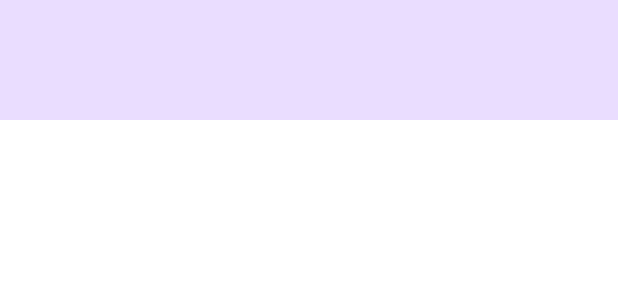
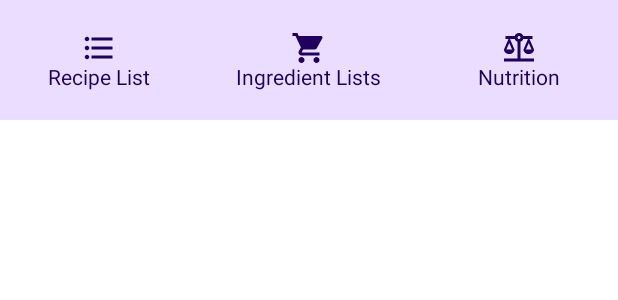
Before and after one commit to CODYJEWELLWEAVER/PocketAlchemy, an Android app built with Jetpack Compose: the @Preview function PaNavBar, on a phone screen of 412 x 824 dp. Shown: the top 300 px of the screen. Run offline under Robolectric (Android 15) with nearby library versions, the phone set to English and light mode, and no system bars.

Commit message:
Finish NavigationBar frame.

```diff
--- a/app/src/main/AndroidManifest.xml
+++ b/app/src/main/AndroidManifest.xml
@@ -11,6 +11,7 @@
         android:label="@string/app_name"
         android:roundIcon="@mipmap/ic_launcher_round"
         android:supportsRtl="true"
+        android:theme="@android:style/Theme.DeviceDefault.NoActionBar"
         tools:targetApi="34">
         <activity
             android:name=".MainActivity"
--- /dev/null
+++ b/app/src/main/java/com/android/pocketalchemy/model/Recipe.kt
@@ -0,0 +1,3 @@
+package com.android.pocketalchemy.model
+
+data class Recipe(val name: String)
--- a/app/src/main/java/com/android/pocketalchemy/ui/common/AppBars.kt
+++ b/app/src/main/java/com/android/pocketalchemy/ui/common/AppBars.kt
@@ -1,20 +1,27 @@
 package com.android.pocketalchemy.ui.common
 
+import androidx.compose.foundation.layout.Column
 import androidx.compose.material3.ExperimentalMaterial3Api
+import androidx.compose.material3.Icon
 import androidx.compose.material3.MaterialTheme
 import androidx.compose.material3.NavigationBar
+import androidx.compose.material3.NavigationBarItem
+import androidx.compose.material3.NavigationBarItemDefaults
 import androidx.compose.material3.Text
 import androidx.compose.material3.TopAppBar
 import androidx.compose.material3.TopAppBarDefaults
 import androidx.compose.runtime.Composable
+import androidx.compose.ui.Alignment
+import androidx.compose.ui.Modifier
+import androidx.compose.ui.res.painterResource
 import androidx.compose.ui.res.stringResource
+import androidx.compose.ui.tooling.preview.Preview
 import com.android.pocketalchemy.R
 
 @OptIn(ExperimentalMaterial3Api::class)
 @Composable
 fun PaTopAppBar() {
     TopAppBar(
-        // Set colors based on material theme.
         colors = TopAppBarDefaults.topAppBarColors(
             containerColor = MaterialTheme.colorScheme.primaryContainer,
             navigationIconContentColor = MaterialTheme.colorScheme.onPrimaryContainer,
@@ -28,12 +35,78 @@ fun PaTopAppBar() {
     )
 }
 
+@Preview
 @Composable
 fun PaNavBar() {
     NavigationBar(
         containerColor = MaterialTheme.colorScheme.primaryContainer,
         contentColor = MaterialTheme.colorScheme.onPrimaryContainer,
     ) {
-        // TODO: Add Nav Items
+        // RECIPE LIST NAV ITEM
+        NavigationBarItem(
+            selected = true,
+            onClick = { /*TODO*/ },
+            icon = {
+                Column {
+                    Icon(
+                        painter = painterResource(id = R.drawable.bulleted_list),
+                        contentDescription = stringResource(R.string.bulleted_list_description),
+                        modifier = Modifier.align(Alignment.CenterHorizontally)
+                    )
+                    Text(
+                        text = stringResource(R.string.recipe_list_nav_label)
+                    )
+                }
+            },
+            colors = NavigationBarItemDefaults.colors(
+                selectedIconColor = MaterialTheme.colorScheme.onPrimaryContainer,
+                selectedTextColor = MaterialTheme.colorScheme.onPrimaryContainer,
+                indicatorColor = MaterialTheme.colorScheme.primaryContainer,
+            )
+        )
+        // INGREDIENT LISTS NAV ITEM
+        NavigationBarItem(
+            selected = true,
+            onClick = { /*TODO*/ },
+            icon = {
+                Column {
+                    Icon(
+                        painter = painterResource(id = R.drawable.shopping_cart),
+                        contentDescription = stringResource(R.string.shopping_cart_description),
+                        modifier = Modifier.align(Alignment.CenterHorizontally)
+                    )
+                    Text(
+                        text = stringResource(R.string.ingredient_lists_nav_label)
+                    )
+                }
+            },
+            colors = NavigationBarItemDefaults.colors(
+                selectedIconColor = MaterialTheme.colorScheme.onPrimaryContainer,
+                selectedTextColor = MaterialTheme.colorScheme.onPrimaryContainer,
+                indicatorColor = MaterialTheme.colorScheme.primaryContainer,
+            )
+        )
+        // NUTRITION NAV ITEM
+        NavigationBarItem(
+            selected = true,
+            onClick = { /*TODO*/ },
+            icon = {
+                Column {
+                    Icon(
+                        painter = painterResource(id = R.drawable.balance),
+                        contentDescription = stringResource(R.string.balance_description),
+                        modifier = Modifier.align(Alignment.CenterHorizontally)
+                    )
+                    Text(
+                        text = stringResource(R.string.nutrition_nav_label)
+                    )
+                }
+            },
+            colors = NavigationBarItemDefaults.colors(
+                selectedIconColor = MaterialTheme.colorScheme.onPrimaryContainer,
+                selectedTextColor = MaterialTheme.colorScheme.onPrimaryContainer,
+                indicatorColor = MaterialTheme.colorScheme.primaryContainer,
+            )
+        )
     }
 }
--- a/app/src/main/java/com/android/pocketalchemy/ui/recipelist/RecipeList.kt
+++ b/app/src/main/java/com/android/pocketalchemy/ui/recipelist/RecipeList.kt
@@ -3,9 +3,6 @@ package com.android.pocketalchemy.ui.recipelist
 import androidx.compose.runtime.Composable
 import androidx.compose.ui.Modifier
 
-/**
- * Screen that displays list of user's recipes.
- */
 @Composable
 fun RecipeList (
     modifier: Modifier = Modifier,
--- a/app/src/main/java/com/android/pocketalchemy/ui/recipelist/RecipeListScreen.kt
+++ b/app/src/main/java/com/android/pocketalchemy/ui/recipelist/RecipeListScreen.kt
@@ -1,6 +1,5 @@
 package com.android.pocketalchemy.ui.recipelist
 
-import androidx.annotation.StringRes
 import androidx.compose.foundation.layout.Column
 import androidx.compose.foundation.layout.padding
 import androidx.compose.material3.ExtendedFloatingActionButton
@@ -21,8 +20,8 @@ import com.android.pocketalchemy.ui.common.PaTopAppBar
 @Composable
 fun RecipeListScreen() {
     Scaffold(
-        contentColor = MaterialTheme.colorScheme.onBackground,
-        containerColor = MaterialTheme.colorScheme.background,
+        //contentColor = MaterialTheme.colorScheme.onBackground,
+        //containerColor = MaterialTheme.colorScheme.background,
         topBar = {
             PaTopAppBar()
         },
@@ -50,6 +49,8 @@ private fun NewRecipeFAB(
     onClick: () -> Unit
 ) {
     ExtendedFloatingActionButton(
+        containerColor = MaterialTheme.colorScheme.primaryContainer,
+        contentColor = MaterialTheme.colorScheme.onPrimaryContainer,
         text = {
             Text(
                 stringResource(id = R.string.new_recipe_fab_label)
@@ -57,8 +58,8 @@ private fun NewRecipeFAB(
         },
         icon = {
             Icon(
-                painter = painterResource(id = R.drawable.create_icon),
-                contentDescription = stringResource(id = R.string.create_icon_description),
+                painter = painterResource(id = R.drawable.create),
+                contentDescription = stringResource(id = R.string.create_description),
             )
         },
         onClick = { onClick() }
--- /dev/null
+++ b/app/src/main/res/drawable/balance.xml
@@ -0,0 +1,5 @@
+<vector android:autoMirrored="true" android:height="24dp"
+    android:tint="#000000" android:viewportHeight="24"
+    android:viewportWidth="24" android:width="24dp" xmlns:android="http://schemas.android.com/apk/res/android">
+    <path android:fillColor="@android:color/white" android:pathData="M13,7.83c0.85,-0.3 1.53,-0.98 1.83,-1.83H18l-3,7c0,1.66 1.57,3 3.5,3s3.5,-1.34 3.5,-3l-3,-7h2V4h-6.17C14.42,2.83 13.31,2 12,2S9.58,2.83 9.17,4L3,4v2h2l-3,7c0,1.66 1.57,3 3.5,3S9,14.66 9,13L6,6h3.17c0.3,0.85 0.98,1.53 1.83,1.83V19H2v2h20v-2h-9V7.83zM20.37,13h-3.74l1.87,-4.36L20.37,13zM7.37,13H3.63L5.5,8.64L7.37,13zM12,6c-0.55,0 -1,-0.45 -1,-1c0,-0.55 0.45,-1 1,-1s1,0.45 1,1C13,5.55 12.55,6 12,6z"/>
+</vector>
--- /dev/null
+++ b/app/src/main/res/drawable/bulleted_list.xml
@@ -0,0 +1,5 @@
+<vector android:autoMirrored="true" android:height="24dp"
+    android:tint="#000000" android:viewportHeight="24"
+    android:viewportWidth="24" android:width="24dp" xmlns:android="http://schemas.android.com/apk/res/android">
+    <path android:fillColor="@android:color/white" android:pathData="M4,10.5c-0.83,0 -1.5,0.67 -1.5,1.5s0.67,1.5 1.5,1.5 1.5,-0.67 1.5,-1.5 -0.67,-1.5 -1.5,-1.5zM4,4.5c-0.83,0 -1.5,0.67 -1.5,1.5S3.17,7.5 4,7.5 5.5,6.83 5.5,6 4.83,4.5 4,4.5zM4,16.5c-0.83,0 -1.5,0.68 -1.5,1.5s0.68,1.5 1.5,1.5 1.5,-0.68 1.5,-1.5 -0.67,-1.5 -1.5,-1.5zM7,19h14v-2L7,17v2zM7,13h14v-2L7,11v2zM7,5v2h14L21,5L7,5z"/>
+</vector>
--- /dev/null
+++ b/app/src/main/res/drawable/shopping_cart.xml
@@ -0,0 +1,5 @@
+<vector android:autoMirrored="true" android:height="24dp"
+    android:tint="#000000" android:viewportHeight="24"
+    android:viewportWidth="24" android:width="24dp" xmlns:android="http://schemas.android.com/apk/res/android">
+    <path android:fillColor="@android:color/white" android:pathData="M7,18c-1.1,0 -1.99,0.9 -1.99,2S5.9,22 7,22s2,-0.9 2,-2 -0.9,-2 -2,-2zM1,2v2h2l3.6,7.59 -1.35,2.45c-0.16,0.28 -0.25,0.61 -0.25,0.96 0,1.1 0.9,2 2,2h12v-2L7.42,15c-0.14,0 -0.25,-0.11 -0.25,-0.25l0.03,-0.12 0.9,-1.63h7.45c0.75,0 1.41,-0.41 1.75,-1.03l3.58,-6.49c0.08,-0.14 0.12,-0.31 0.12,-0.48 0,-0.55 -0.45,-1 -1,-1L5.21,4l-0.94,-2L1,2zM17,18c-1.1,0 -1.99,0.9 -1.99,2s0.89,2 1.99,2 2,-0.9 2,-2 -0.9,-2 -2,-2z"/>
+</vector>
--- a/app/src/main/res/values/strings.xml
+++ b/app/src/main/res/values/strings.xml
@@ -1,10 +1,17 @@
 <resources>
     <string name="app_name">PocketAlchemy</string>
 
-    // Button Labels
+    // Button Labels.
     <string name="new_recipe_fab_label">New Recipe</string>
 
+    // Navigation bar labels.
+    <string name="recipe_list_nav_label">Recipe List</string>
+    <string name="ingredient_lists_nav_label">Ingredient Lists</string>
+    <string name="nutrition_nav_label">Nutrition</string>
 
-    // Content Descriptions
-    <string name="create_icon_description">Create New Recipe</string>
+    // Content descriptions for icons.
+    <string name="create_description">Image of pencil.</string>
+    <string name="bulleted_list_description">Image of list.</string>
+    <string name="shopping_cart_description">Image of shopping cart.</string>
+    <string name="balance_description">Image of a weight balance.</string>
 </resources>
```
Also changed, not shown: app/src/main/res/drawable/create.xml (renamed from app/src/main/res/drawable/create_icon.xml).
